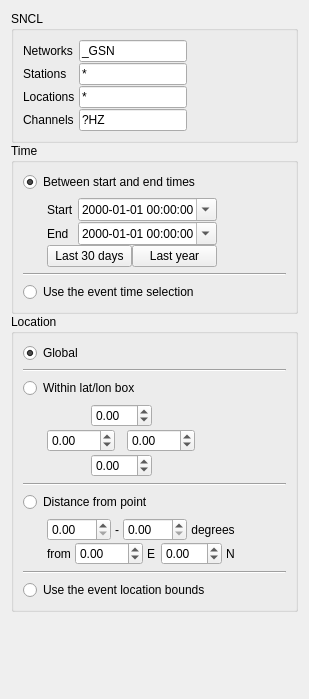
This is pyweed/gui/uic/StationOptionsWidget.ui in iris-edu/pyweed as Qt 5 draws it before an edit. The edited form follows.
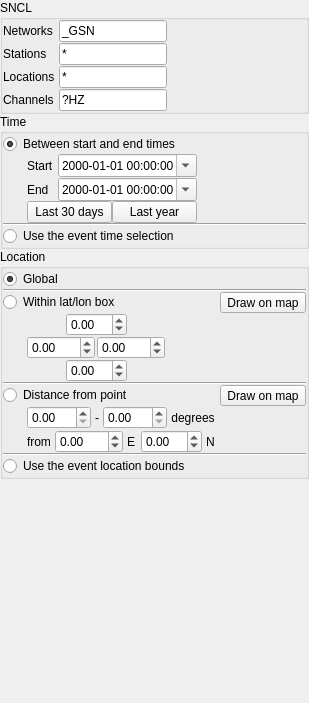
This is the edited form.

Commit message: Fixed broken rendering of toroid bounding areas #5659 Added controls for user to draw box/toroid bounding areas on the map #5496

```diff
--- a/pyweed/gui/uic/StationOptionsWidget.ui
+++ b/pyweed/gui/uic/StationOptionsWidget.ui
@@ -7,7 +7,7 @@
     <x>0</x>
     <y>0</y>
     <width>309</width>
-    <height>699</height>
+    <height>703</height>
    </rect>
   </property>
   <property name="sizePolicy">
@@ -127,7 +127,7 @@
        </widget>
       </item>
       <item>
-       <layout class="QHBoxLayout" name="horizontalLayout_3">
+       <layout class="QHBoxLayout" name="horizontalLayout_3" stretch="0,1">
         <property name="spacing">
          <number>0</number>
         </property>
@@ -289,6 +289,11 @@
        </widget>
       </item>
       <item>
+       <layout class="QHBoxLayout" name="horizontalLayout_8">
+        <property name="spacing">
+         <number>0</number>
+        </property>
+        <item>
        <widget class="QRadioButton" name="locationRangeRadioButton">
         <property name="text">
          <string>Within lat/lon box</string>
@@ -299,6 +304,28 @@
        </widget>
       </item>
       <item>
+         <spacer name="horizontalSpacer_3">
+          <property name="orientation">
+           <enum>Qt::Horizontal</enum>
+          </property>
+          <property name="sizeType">
+           <enum>QSizePolicy::Expanding</enum>
+          </property>
+         </spacer>
+        </item>
+        <item>
+         <widget class="QToolButton" name="drawLocationRangeToolButton">
+          <property name="text">
+           <string>Draw on map</string>
+          </property>
+          <property name="checkable">
+           <bool>true</bool>
+          </property>
+         </widget>
+        </item>
+       </layout>
+      </item>
+      <item>
        <layout class="QHBoxLayout" name="horizontalLayout_2" stretch="0,1">
         <property name="spacing">
          <number>0</number>
@@ -309,10 +336,13 @@
         <item>
          <layout class="QVBoxLayout" name="verticalLayout_7">
           <property name="spacing">
-           <number>2</number>
+           <number>0</number>
           </property>
           <item>
            <layout class="QHBoxLayout" name="horizontalLayout_4">
+            <property name="spacing">
+             <number>0</number>
+            </property>
             <item>
              <spacer name="horizontalSpacer_12">
               <property name="orientation">
@@ -357,7 +387,7 @@
           <item>
            <layout class="QHBoxLayout" name="horizontalLayout">
             <property name="spacing">
-             <number>12</number>
+             <number>2</number>
             </property>
             <item>
              <widget class="QDoubleSpinBox" name="locationRangeWestDoubleSpinBox">
@@ -383,6 +413,9 @@
           </item>
           <item>
            <layout class="QHBoxLayout" name="horizontalLayout_5">
+            <property name="spacing">
+             <number>0</number>
+            </property>
             <item>
              <spacer name="horizontalSpacer_7">
               <property name="orientation">
@@ -446,6 +479,11 @@
        </widget>
       </item>
       <item>
+       <layout class="QHBoxLayout" name="horizontalLayout_9">
+        <property name="spacing">
+         <number>0</number>
+        </property>
+        <item>
        <widget class="QRadioButton" name="locationDistanceFromPointRadioButton">
         <property name="enabled">
          <bool>true</bool>
@@ -456,6 +494,34 @@
        </widget>
       </item>
       <item>
+         <spacer name="horizontalSpacer_4">
+          <property name="orientation">
+           <enum>Qt::Horizontal</enum>
+          </property>
+          <property name="sizeType">
+           <enum>QSizePolicy::Expanding</enum>
+          </property>
+          <property name="sizeHint" stdset="0">
+           <size>
+            <width>0</width>
+            <height>0</height>
+           </size>
+          </property>
+         </spacer>
+        </item>
+        <item>
+         <widget class="QToolButton" name="drawDistanceFromPointToolButton">
+          <property name="text">
+           <string>Draw on map</string>
+          </property>
+          <property name="checkable">
+           <bool>true</bool>
+          </property>
+         </widget>
+        </item>
+       </layout>
+      </item>
+      <item>
        <layout class="QHBoxLayout" name="horizontalLayout_6" stretch="0,1">
         <property name="spacing">
          <number>0</number>
@@ -627,6 +693,7 @@
    </item>
   </layout>
  </widget>
+ <layoutdefault spacing="0" margin="0"/>
  <tabstops>
   <tabstop>networkLineEdit</tabstop>
   <tabstop>stationLineEdit</tabstop>
```
Left out of the diff: 2 changed lines with no effect on the pictures. Lines whose indentation alone changed are shown as unchanged. The commit also changes 6 other files.
